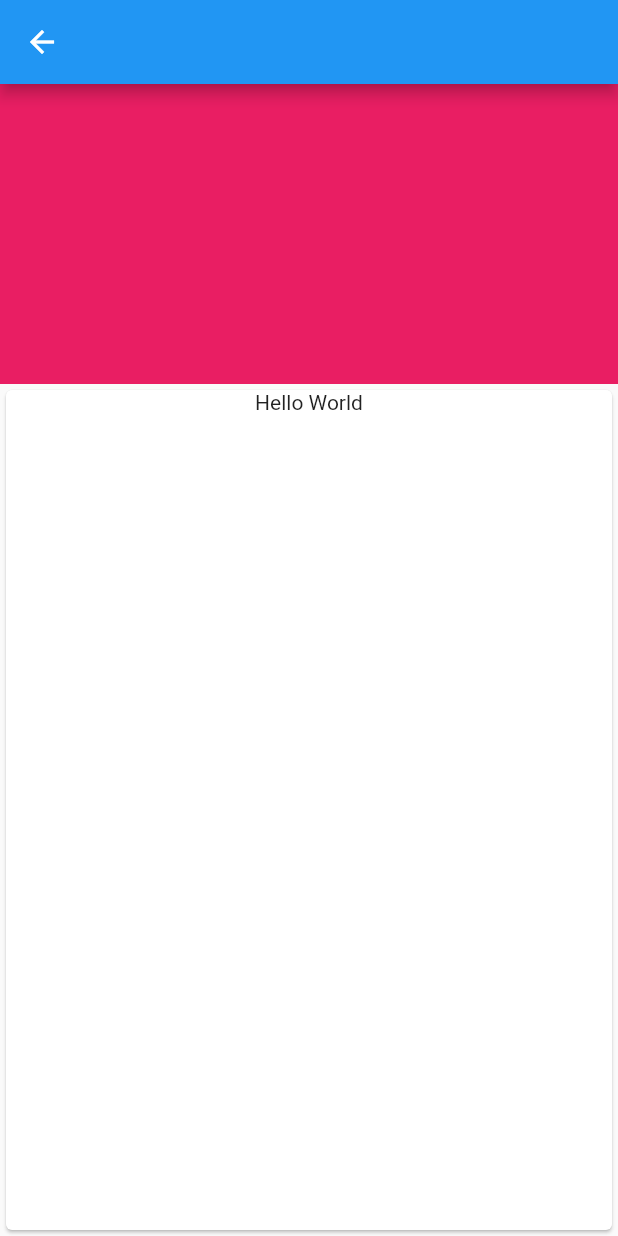
After one commit to cocadev/flutter_university, a Flutter app: the screen it shows after launch, after a tap on "Goto EasyPiP", on a phone screen of 412 x 824 dp. The commit adds this screen. Run offline on Flutter 3.47's test engine with Material 2 defaults, Android fonts, the light colour scheme and no system bars; our stand-ins replace font_awesome_flutter; missing offline and left inert: chess_vectors_flutter, flutter_chess_board, flutter_statusbar_manager.

Commit message:
easy pip

```diff
--- /dev/null
+++ b/lib/easyPip/easy_pip.dart
@@ -0,0 +1,232 @@
+library easy_pip;
+
+import 'package:flutter/material.dart';
+
+class PIPStack extends StatefulWidget {
+  // The backgroundWidget houses the background page shown.
+  // In the context of video-playing apps this would display the list of videos.
+  final Widget backgroundWidget;
+
+  // The pipWidget is the widget that is shrunk and displayed over the backgroundWidget.
+  // In context of video-playing apps, this would be the video player.
+  // NOTE: In the absence of a pipExpandedContent, this would fill the screen.
+  final Widget pipWidget;
+
+  // This method is called when a pip close button is clicked.
+  final VoidCallback onClosed;
+
+  // This bool value decides if the upper PIP layer is displayed.
+  // The value is false by default and needs to be set to true to start pip mode.
+  final bool pipEnabled;
+
+  // This is the content below the pipWidget when the pipWidget is expanded.
+  // In context of video-playing apps, this would be video recommendations below the playing video.
+  final Widget pipExpandedContent;
+
+  // This is the height of the pipWidget when expanded.
+  final double pipExpandedHeight;
+
+  // This is the width of the pipWidget when shrunk.
+  final double pipShrinkWidth;
+
+  // This is the width of the pipWidget when shrunk.
+  final double pipShrinkHeight;
+
+  // When the pipWidget is shrunk, shrinkAlignment decides the position of the widget.
+  final Alignment shrinkAlignment;
+
+  // animationDuration gives the duration of the expand or shrink animation.
+  final Duration animationDuration;
+
+  // When the pipWidget is shrunk, pipWindowPadding decides the padding around it.
+  final double pipWindowPadding;
+
+  PIPStack(
+      {@required this.backgroundWidget,
+        @required this.pipWidget,
+        @required this.onClosed,
+        @required this.pipEnabled,
+        this.pipExpandedContent,
+        this.pipExpandedHeight = 200.0,
+        this.pipShrinkWidth = 150.0,
+        this.pipShrinkHeight = 100.0,
+        this.shrinkAlignment = Alignment.bottomRight,
+        this.animationDuration = const Duration(milliseconds: 300),
+        this.pipWindowPadding = 8.0});
+
+  @override
+  _PIPStackState createState() => _PIPStackState();
+}
+
+class _PIPStackState extends State<PIPStack> with TickerProviderStateMixin {
+  // The alignment animation aligns the pipWindow from top-center to bottom-right.
+  AnimationController alignmentAnimationController;
+  Animation alignmentAnimation;
+
+  // The window size animation takes care of the size of the window when expanding or shrinking.
+  AnimationController pipWindowSizeController;
+  Animation pipWindowAnimation;
+
+  var currentAlignment = Alignment.topCenter;
+
+  var currentWindowHeight = 200.0;
+  var currentWindowWidth = 200.0;
+
+  // Arbitrary values 250.0/200.0, will be reset in the layout builder.
+  var maxWidth = 250.0;
+  var maxHeight = 200.0;
+
+  // Stores if the pipWindow is shrunk or expanded.
+  bool isInSmallMode = false;
+
+  @override
+  void initState() {
+    super.initState();
+
+    alignmentAnimationController =
+    AnimationController(vsync: this, duration: widget.animationDuration)
+      ..addListener(() {
+        setState(() {
+          currentAlignment = alignmentAnimation.value;
+        });
+      });
+    alignmentAnimation =
+        AlignmentTween(begin: Alignment.topCenter, end: widget.shrinkAlignment)
+            .animate(CurvedAnimation(
+            parent: alignmentAnimationController,
+            curve: Curves.fastOutSlowIn));
+
+    pipWindowSizeController =
+    AnimationController(vsync: this, duration: widget.animationDuration)
+      ..addListener(() {
+        setState(() {
+          currentWindowWidth = (maxWidth * pipWindowAnimation.value) +
+              (widget.pipShrinkWidth * (1.0 - pipWindowAnimation.value));
+          currentWindowHeight = (maxHeight * pipWindowAnimation.value) +
+              (widget.pipShrinkHeight * (1.0 - pipWindowAnimation.value));
+        });
+      });
+    pipWindowAnimation =
+        Tween<double>(begin: 1.0, end: 0.0).animate(pipWindowSizeController);
+  }
+
+  @override
+  Widget build(BuildContext context) {
+    return Stack(
+      children: <Widget>[
+        widget.backgroundWidget,
+        LayoutBuilder(
+          builder: (context, constraints) {
+            maxWidth = constraints.biggest.width;
+
+            if (widget.pipExpandedContent == null) {
+              maxHeight = constraints.biggest.height;
+            }
+
+            if (!isInSmallMode) {
+              currentWindowWidth = maxWidth;
+              currentWindowHeight = maxHeight;
+            }
+
+            return Column(
+              mainAxisSize: MainAxisSize.max,
+              children: <Widget>[
+                !isInSmallMode
+                    ? Align(
+                  alignment: currentAlignment,
+                  child: GestureDetector(
+                    child: Container(
+                      width: currentWindowWidth,
+                      height: currentWindowHeight,
+                      child: widget.pipWidget,
+                    ),
+                    onVerticalDragEnd: (details) {
+                      if (details.velocity.pixelsPerSecond.dy > 0) {
+                        setState(() {
+                          isInSmallMode = true;
+                          alignmentAnimationController.forward();
+                          pipWindowSizeController.forward();
+                        });
+                      } else if (details.velocity.pixelsPerSecond.dy <
+                          0) {
+                        setState(() {
+                          alignmentAnimationController.reverse();
+                          pipWindowSizeController.reverse().then((value) {
+                            setState(() {
+                              isInSmallMode = false;
+                            });
+                          });
+                        });
+                      }
+                    },
+                  ),
+                )
+                    : Expanded(
+                  child: Align(
+                    alignment: currentAlignment,
+                    child: Padding(
+                      padding: EdgeInsets.all(widget.pipWindowPadding),
+                      child: GestureDetector(
+                        child: Container(
+                          width: currentWindowWidth,
+                          height: currentWindowHeight,
+                          child: Stack(children: [
+                            widget.pipWidget,
+                            GestureDetector(
+                              child: Align(
+                                child: Icon(
+                                  Icons.close,
+                                  color: Colors.white,
+                                  size: 30.0,
+                                ),
+                                alignment: Alignment.topRight,
+                              ),
+                              onTap: () {
+                                widget.onClosed();
+                                isInSmallMode = false;
+                                alignmentAnimationController.reverse();
+                                pipWindowSizeController.reverse();
+                              },
+                            ),
+                          ]),
+                        ),
+                        onVerticalDragEnd: (details) {
+                          if (details.velocity.pixelsPerSecond.dy > 0) {
+                            setState(() {
+                              isInSmallMode = true;
+                              alignmentAnimationController.forward();
+                              pipWindowSizeController.forward();
+                            });
+                          } else if (details.velocity.pixelsPerSecond.dy <
+                              0) {
+                            setState(() {
+                              alignmentAnimationController.reverse();
+                              pipWindowSizeController
+                                  .reverse()
+                                  .then((value) {
+                                setState(() {
+                                  isInSmallMode = false;
+                                });
+                              });
+                            });
+                          }
+                        },
+                      ),
+                    ),
+                  ),
+                ),
+                widget.pipEnabled
+                    ? widget.pipExpandedContent != null
+                    ? isInSmallMode
+                    ? Container()
+                    : Expanded(child: widget.pipExpandedContent)
+                    : Container()
+                    : Container(),
+              ],
+            );
+          },
+        ),
+      ],
+    );
+  }
+}
--- /dev/null
+++ b/lib/easyPip/main.dart
@@ -0,0 +1,51 @@
+// Copyright 2017 Deven Joshi. All rights reserved.
+// Use of this source code is governed by a BSD-style license that can be
+// found in the LICENSE file.
+
+import 'package:flutter/material.dart';
+import 'easy_pip.dart';
+
+class EasyPipApp extends StatefulWidget {
+  @override
+  _MyHomePageState createState() => new _MyHomePageState();
+}
+
+class _MyHomePageState extends State<EasyPipApp> {
+  var isEnabled = true;
+
+  @override
+  Widget build(BuildContext context) {
+    return new Scaffold(
+      appBar: new AppBar(),
+      body: PIPStack(
+        backgroundWidget: Center(
+          child: RaisedButton(
+            onPressed: () {
+              setState(() {
+                isEnabled = !isEnabled;
+              });
+            },
+            child: Text("Click here to enable PIP"),
+          ),
+        ),
+        pipWidget: isEnabled
+            ? Container(
+          color: Colors.pink,
+        )
+            : Container(),
+        pipEnabled: isEnabled,
+        pipExpandedContent: Card(
+          color: Colors.white,
+          child: Column(
+            children: <Widget>[Text("Hello World"), Row()],
+          ),
+        ),
+        onClosed: () {
+          setState(() {
+            isEnabled = !isEnabled;
+          });
+        },
+      ),
+    );
+  }
+}
--- a/lib/router.dart
+++ b/lib/router.dart
@@ -9,6 +9,7 @@ import 'whatsapp/main.dart';
 import 'TodoAppUI/main.dart';
 import 'FlightSearch/main.dart';
 import 'chess/main.dart';
+import 'easyPip/main.dart';
 
 class Router extends StatefulWidget {
   @override
@@ -40,6 +41,16 @@ class _RouterState extends State<Router> {
             new Container(
                 margin: const EdgeInsets.all(10.0),
                 child: Column(children: <Widget>[
+                  RaisedButton(
+                    onPressed: () {
+                      Navigator.push(context,
+                          MaterialPageRoute(builder: (context) => EasyPipApp()));
+                    },
+                    child: const Text('Goto EasyPiP',
+                        style: TextStyle(fontSize: 20)),
+                    color: Colors.lightBlue,
+                    textColor: Colors.white,
+                  ),
                   RaisedButton(
                     onPressed: () {
                       Navigator.push(
```
